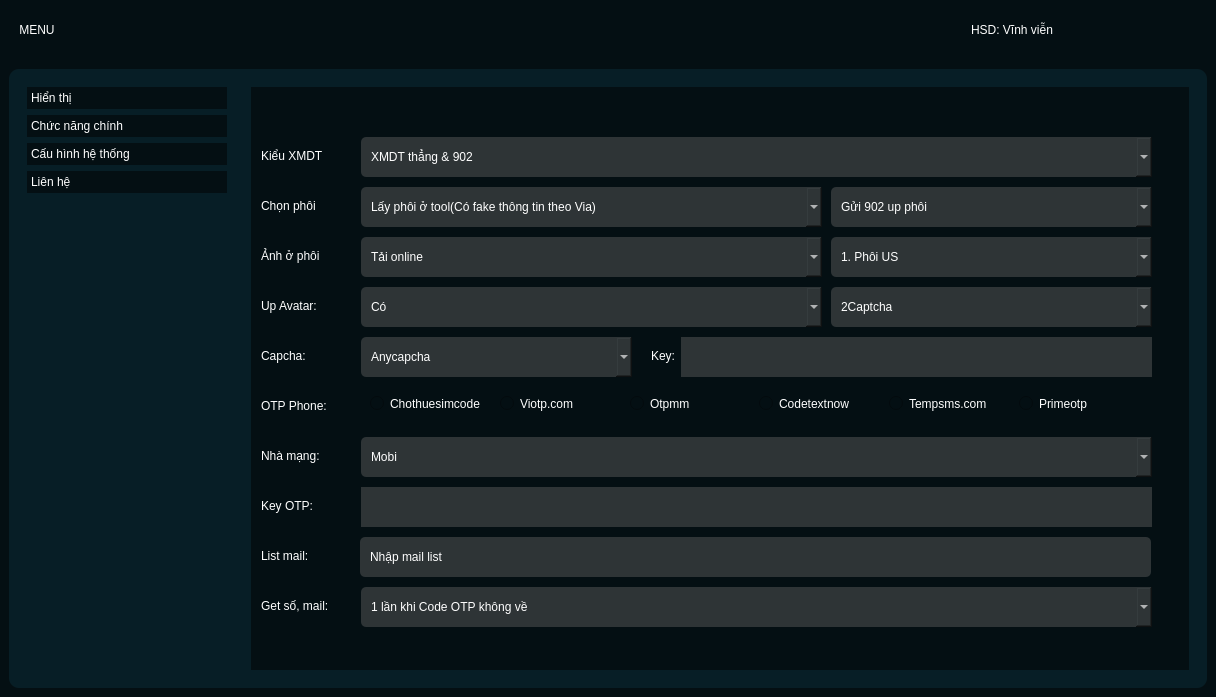
NguyenHuuHai2310/code_dao, file interface.ui: the form before one commit.
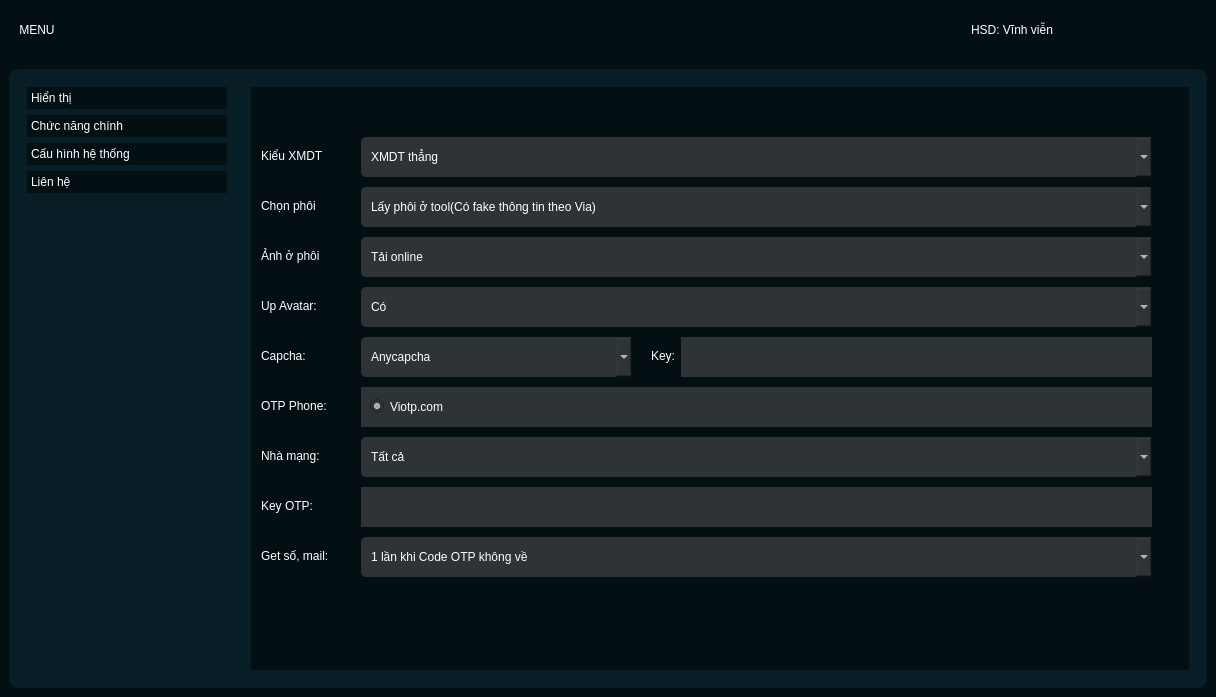
The form after the commit. The open tabs and pages were chosen to show the change. Icons and pictures are not drawn. Custom widgets are drawn as their Qt base class.

Diff of the .ui file:
```diff
--- a/interface.ui
+++ b/interface.ui
@@ -1293,7 +1293,7 @@
                       <rect>
                        <x>110</x>
                        <y>170</y>
-                       <width>461</width>
+                       <width>791</width>
                        <height>40</height>
                       </rect>
                      </property>
@@ -1367,48 +1367,6 @@
                       </property>
                      </item>
                     </widget>
-                    <widget class="QComboBox" name="comboBox_14">
-                     <property name="geometry">
-                      <rect>
-                       <x>580</x>
-                       <y>170</y>
-                       <width>321</width>
-                       <height>40</height>
-                      </rect>
-                     </property>
-                     <property name="minimumSize">
-                      <size>
-                       <width>0</width>
-                       <height>40</height>
-                      </size>
-                     </property>
-                     <property name="maximumSize">
-                      <size>
-                       <width>16777215</width>
-                       <height>40</height>
-                      </size>
-                     </property>
-                     <property name="sizeIncrement">
-                      <size>
-                       <width>0</width>
-                       <height>0</height>
-                      </size>
-                     </property>
-                     <property name="styleSheet">
-                      <string notr="true">background-color: rgb(46, 52, 54);
-</string>
-                     </property>
-                     <item>
-                      <property name="text">
-                       <string>2Captcha</string>
-                      </property>
-                     </item>
-                     <item>
-                      <property name="text">
-                       <string>Anycaptcha</string>
-                      </property>
-                     </item>
-                    </widget>
                     <widget class="QLabel" name="label_15">
                      <property name="geometry">
                       <rect>
@@ -1453,31 +1411,6 @@
                       <string notr="true">background-color: rgb(46, 52, 54);
 </string>
                      </property>
-                     <item>
-                      <property name="text">
-                       <string>Mobi</string>
-                      </property>
-                     </item>
-                     <item>
-                      <property name="text">
-                       <string>Vina</string>
-                      </property>
-                     </item>
-                     <item>
-                      <property name="text">
-                       <string>Viettel</string>
-                      </property>
-                     </item>
-                     <item>
-                      <property name="text">
-                       <string>VNMB</string>
-                      </property>
-                     </item>
-                     <item>
-                      <property name="text">
-                       <string>Itelecom</string>
-                      </property>
-                     </item>
                      <item>
                       <property name="text">
                        <string>Tất cả</string>
@@ -1510,24 +1443,11 @@
                       <string>Key OTP:</string>
                      </property>
                     </widget>
-                    <widget class="QLabel" name="label_18">
-                     <property name="geometry">
-                      <rect>
-                       <x>10</x>
-                       <y>430</y>
-                       <width>81</width>
-                       <height>17</height>
-                      </rect>
-                     </property>
-                     <property name="text">
-                      <string>List mail:</string>
-                     </property>
-                    </widget>
                     <widget class="QLabel" name="label_19">
                      <property name="geometry">
                       <rect>
                        <x>10</x>
-                       <y>480</y>
+                       <y>430</y>
                        <width>81</width>
                        <height>17</height>
                       </rect>
@@ -1540,7 +1460,7 @@
                      <property name="geometry">
                       <rect>
                        <x>110</x>
-                       <y>470</y>
+                       <y>420</y>
                        <width>791</width>
                        <height>40</height>
                       </rect>
@@ -1593,47 +1513,12 @@
                       </property>
                      </item>
                     </widget>
-                    <widget class="QComboBox" name="comboBox_6">
-                     <property name="geometry">
-                      <rect>
-                       <x>580</x>
-                       <y>70</y>
-                       <width>321</width>
-                       <height>40</height>
-                      </rect>
-                     </property>
-                     <property name="minimumSize">
-                      <size>
-                       <width>0</width>
-                       <height>40</height>
-                      </size>
-                     </property>
-                     <property name="maximumSize">
-                      <size>
-                       <width>16777215</width>
-                       <height>40</height>
-                      </size>
-                     </property>
-                     <property name="styleSheet">
-                      <string notr="true">background-color: rgb(46, 52, 54);</string>
-                     </property>
-                     <item>
-                      <property name="text">
-                       <string>Gửi 902 up phôi</string>
-                      </property>
-                     </item>
-                     <item>
-                      <property name="text">
-                       <string>Gửi 902 chọn dòng(bỏ qua bước up phôi)</string>
-                      </property>
-                     </item>
-                    </widget>
                     <widget class="QComboBox" name="comboBox_11">
                      <property name="geometry">
                       <rect>
                        <x>110</x>
                        <y>120</y>
-                       <width>461</width>
+                       <width>791</width>
                        <height>40</height>
                       </rect>
                      </property>
@@ -1717,12 +1602,7 @@
                      </property>
                      <item>
                       <property name="text">
-                       <string>XMDT thẳng &amp; 902</string>
-                      </property>
-                     </item>
-                     <item>
-                      <property name="text">
-                       <string>XMDT share 273</string>
+                       <string>XMDT thẳng </string>
                       </property>
                      </item>
                     </widget>
@@ -1731,7 +1611,7 @@
                       <rect>
                        <x>110</x>
                        <y>70</y>
-                       <width>461</width>
+                       <width>791</width>
                        <height>40</height>
                       </rect>
                      </property>
@@ -1774,99 +1654,18 @@
                       <string>Kiểu XMDT</string>
                      </property>
                     </widget>
-                    <widget class="QComboBox" name="comboBox_13">
-                     <property name="geometry">
-                      <rect>
-                       <x>580</x>
-                       <y>120</y>
-                       <width>321</width>
-                       <height>40</height>
-                      </rect>
-                     </property>
-                     <property name="minimumSize">
-                      <size>
-                       <width>0</width>
-                       <height>40</height>
-                      </size>
-                     </property>
-                     <property name="maximumSize">
-                      <size>
-                       <width>16777215</width>
-                       <height>40</height>
-                      </size>
-                     </property>
-                     <property name="styleSheet">
-                      <string notr="true">background-color: rgb(46, 52, 54);</string>
-                     </property>
-                     <item>
-                      <property name="text">
-                       <string>1. Phôi US</string>
-                      </property>
-                     </item>
-                     <item>
-                      <property name="text">
-                       <string>2. Phôi UK</string>
-                      </property>
-                     </item>
-                     <item>
-                      <property name="text">
-                       <string>3. Phôi Việt Nam - CMND</string>
-                      </property>
-                     </item>
-                     <item>
-                      <property name="text">
-                       <string>4. Phôi Philippines</string>
-                      </property>
-                     </item>
-                     <item>
-                      <property name="text">
-                       <string>5. Phôi Thailand</string>
-                      </property>
-                     </item>
-                     <item>
-                      <property name="text">
-                       <string>6. Phôi Việt Nam - Bằng lái A1</string>
-                      </property>
-                     </item>
-                    </widget>
-                    <widget class="QPushButton" name="BtnListMail">
-                     <property name="geometry">
-                      <rect>
-                       <x>109</x>
-                       <y>420</y>
-                       <width>791</width>
-                       <height>40</height>
-                      </rect>
-                     </property>
-                     <property name="minimumSize">
-                      <size>
-                       <width>0</width>
-                       <height>40</height>
-                      </size>
-                     </property>
-                     <property name="maximumSize">
-                      <size>
-                       <width>16777215</width>
-                       <height>40</height>
-                      </size>
-                     </property>
-                     <property name="styleSheet">
-                      <string notr="true">background-color: rgb(46, 52, 54);
-text-align: left;</string>
-                     </property>
-                     <property name="text">
-                      <string>Nhập mail list</string>
-                     </property>
-                    </widget>
                     <widget class="QFrame" name="frame_14">
                      <property name="geometry">
                       <rect>
                        <x>110</x>
                        <y>270</y>
                        <width>791</width>
-                       <height>34</height>
+                       <height>40</height>
                       </rect>
                      </property>
+                     <property name="styleSheet">
+                      <string notr="true">background-color: rgb(46, 52, 54);</string>
+                     </property>
                      <property name="frameShape">
                       <enum>QFrame::StyledPanel</enum>
                      </property>
@@ -1874,52 +1673,13 @@
                       <enum>QFrame::Raised</enum>
                      </property>
                      <layout class="QHBoxLayout" name="horizontalLayout_9">
-                      <item>
-                       <widget class="QRadioButton" name="radioButton_7">
-                        <property name="styleSheet">
-                         <string notr="true">selection-color: rgb(138, 226, 52);</string>
-                        </property>
-                        <property name="text">
-                         <string>Chothuesimcode</string>
-                        </property>
-                       </widget>
-                      </item>
                       <item>
                        <widget class="QRadioButton" name="radioButton_8">
                         <property name="text">
                          <string>Viotp.com</string>
                         </property>
-                       </widget>
-                      </item>
-                      <item>
-                       <widget class="QRadioButton" name="radioButton_9">
-                        <property name="text">
-                         <string>Otpmm</string>
-                        </property>
-                       </widget>
-                      </item>
-                      <item>
-                       <widget class="QRadioButton" name="radioButton_10">
-                        <property name="styleSheet">
-                         <string notr="true">color: rgb(255, 255, 255);
-</string>
-                        </property>
-                        <property name="text">
-                         <string>Codetextnow</string>
-                        </property>
-                       </widget>
-                      </item>
-                      <item>
-                       <widget class="QRadioButton" name="radioButton_11">
-                        <property name="text">
-                         <string>Tempsms.com</string>
-                        </property>
-                       </widget>
-                      </item>
-                      <item>
-                       <widget class="QRadioButton" name="radioButton_12">
-                        <property name="text">
-                         <string>Primeotp</string>
+                        <property name="checked">
+                         <bool>true</bool>
                         </property>
                        </widget>
                       </item>
```
Left out of the diff: 52 changed lines with no effect on the pictures.
